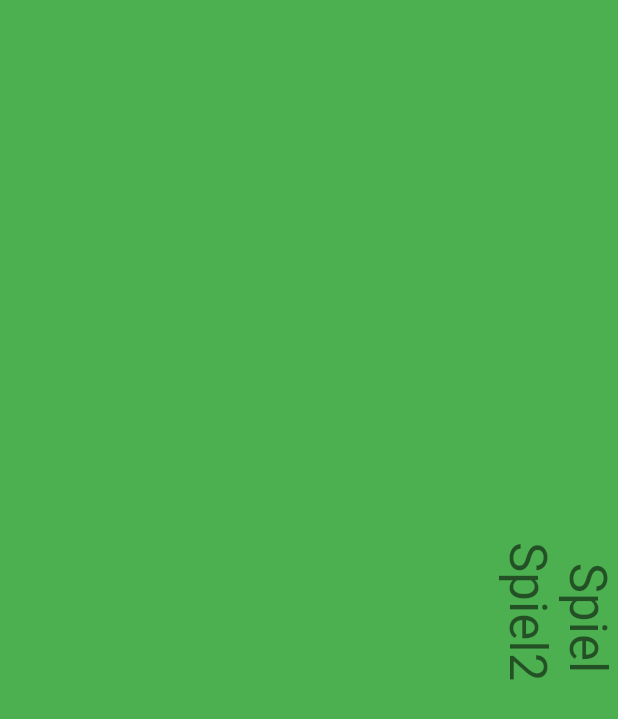
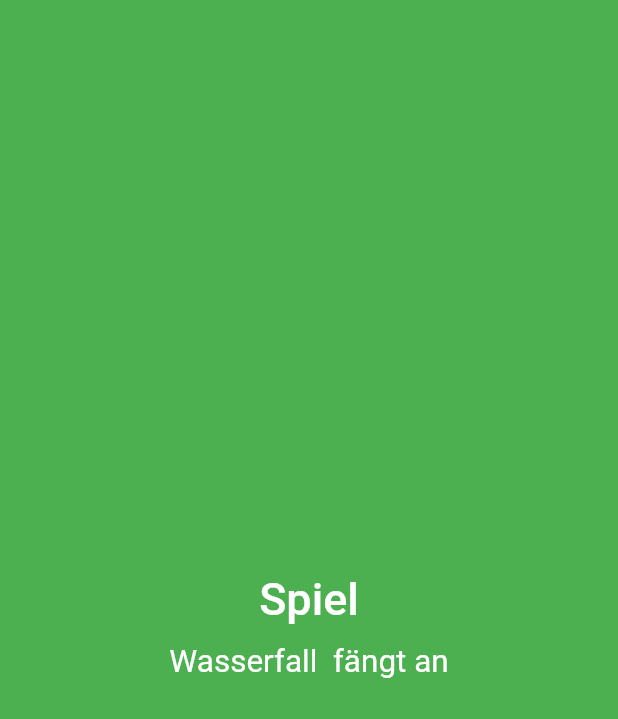
Before and after one commit to MaltePetersen/thurstful, a Flutter app: the screen it shows after launch, after a tap on "Modus auswählen", on a phone screen of 412 x 824 dp. Shown: the top 719 px of the screen. Run offline on Flutter 3.47's test engine with Material 2 defaults, Android fonts, the phone set to English and light mode, and no system bars; our stand-ins replace sqflite; accounts and stored records are empty.

Commit message:
Look and feel of the app is now updated. It has now a professional look and questions which fit the game.

```diff
--- a/wicolo/lib/Repository/SentenceRepository.dart
+++ b/wicolo/lib/Repository/SentenceRepository.dart
@@ -2,7 +2,6 @@ import 'package:path/path.dart';
 import 'package:sqflite/sqflite.dart';
 import 'package:wicolo/model/model.dart';
 import 'dart:developer' as prefix0;
-
 
 class SentenceRepository {
   Future database;
@@ -13,23 +12,23 @@ class SentenceRepository {
         // Set the path to the database. Note: Using the `join` function from the
         // `path` package is best practice to ensure the path is correctly
         // constructed for each platform.
-        join(await getDatabasesPath(), 'thurstfullDatabase2.db'),
+        join(await getDatabasesPath(), 'thurstfullDatabase3.db'),
         // When the database is first created, create a table to store sentences.
         onCreate: (db, version) {
           db.execute(
               "CREATE TABLE sentences(id INTEGER PRIMARY KEY, name TEXT, sentenceType INTEGER )");
-          db.rawInsert("INsert into sentences values(0,'Umfrage user', 0)");
-          db.rawInsert("INsert into sentences values(1,'Spiel user', 1)");
-          db.rawInsert("INsert into sentences values(2,'Virus user', 2)");
-          db.rawInsert("INsert into sentences values(3,'pflicht user', 3)");
+          db.rawInsert("INsert into sentences values(0,'Wer hatte am meisten Sexpartner?.', 0)");
+          db.rawInsert("INsert into sentences values(1,'user sucht sich einen Trinkbuddy aus', 1)");
+          db.rawInsert("INsert into sentences values(2,'Biersorten aufzählen. user fängt an', 2)");
+          db.rawInsert("INsert into sentences values(3,'user erzählt seine peinlichste Suffstory', 3)");
           db.rawInsert(
-              "INsert into sentences values(4,'Hab noch nie user', 4)");
-          db.rawInsert("INsert into sentences values(5,'Umfrage2 user', 0)");
-          db.rawInsert("INsert into sentences values(6,'Spiel2 user', 1)");
-          db.rawInsert("INsert into sentences values(7,'Virus2 user', 2)");
-          db.rawInsert("INsert into sentences values(8,'pflicht2 user', 3)");
+              "INsert into sentences values(4,'Wer hatte noch nie Analsex', 4)");
+          db.rawInsert("INsert into sentences values(5,'Wer hatte das beste Abitur?', 0)");
+          db.rawInsert("INsert into sentences values(6,'Wasserfall user fängt an', 1)");
+          db.rawInsert("INsert into sentences values(7,'Schauspieler aufzählen, user fängt an', 2)");
+          db.rawInsert("INsert into sentences values(8,'user lehrt sein  Getränk', 3)");
           db.rawInsert(
-              "INsert into sentences values(9,'Hab noch nie2 user', 4)");
+              "INsert into sentences values(9,'Ich hab noch nie mit einem der Mitspieler geschlafen', 4)");
           db.execute(
               "CREATE TABLE categories(id INTEGER PRIMARY KEY, categorie text)");
           db.rawInsert("Insert into categories values(0,'Umfrage')");
@@ -49,7 +48,6 @@ class SentenceRepository {
   Future<void> insertSentence(Sentence sentence) async {
     // Get a reference to the database.
     final Database db = await getDatabase();
-
     // Insert the Sentence into the correct table. Also specify the
     // `conflictAlgorithm`. In this case, if the same sentence is inserted
     // multiple times, it replaces the previous data.
@@ -116,7 +114,6 @@ class SentenceRepository {
   Future<void> deleteSentence(int id) async {
     // Get a reference to the database.
     final db = await getDatabase();
-
     // Remove the Sentence from the database.
     await db.delete(
       'sentences',
@@ -125,6 +122,11 @@ class SentenceRepository {
       // Pass the Sentence's id as a whereArg to prevent SQL injection.
       whereArgs: [id],
     );
+  }
+
+  Future<int> getDBVersion() async {
+    final db = await getDatabase();
+    return db.getVersion();
   }
 
   Future<String> getCategorieById(int type) async {
@@ -138,6 +140,6 @@ class SentenceRepository {
       // Ensure that the Sentence has a matching id.
       where: "id = $type",
     );
-    return  maps[0]['categorie'];
-    }
+    return maps[0]['categorie'];
+  }
 }
--- a/wicolo/lib/presentation/Card.dart
+++ b/wicolo/lib/presentation/Card.dart
@@ -11,18 +11,24 @@ class Card extends StatelessWidget {
             child: Consumer<CardModel>(
                 builder: (context, cardModel, child) => (Container(
                     decoration: BoxDecoration(color: cardModel.getColor()),
-                    child: Center(
-                        child: RotatedBox(
-                            quarterTurns: 1,
-                            child: Column(children: <Widget>[
+                    child: Column(
+                        mainAxisAlignment: MainAxisAlignment.center,
+                        crossAxisAlignment: CrossAxisAlignment.center,
+                        children: <Widget>[                          Padding(padding: EdgeInsets.all(12.0),
+                        child:
+
                           Text(
                             '${cardModel.getType()}',
-                                style: Theme.of(context).textTheme.display1,
+                            style: Theme.of(context).textTheme.title.apply(fontSizeFactor: 1.5, color: Colors.white),
+                            textDirection: TextDirection.ltr,
+
+                          ),
                         ),
                           Text(
                             '${cardModel.getSentence()}',
-                                style: Theme.of(context).textTheme.display1,
+                      style: Theme.of(context).textTheme.body1.apply(  fontSizeFactor: 1.5, color: Colors.white),
+                            textDirection: TextDirection.ltr,
                           ),
-                            ]))))))));
+                        ]))))));
   }
 }
--- a/wicolo/lib/state_management/CardModel.dart
+++ b/wicolo/lib/state_management/CardModel.dart
@@ -1,6 +1,7 @@
 import 'dart:developer' as prefix0;
 
 import 'package:flutter/material.dart';
+import 'package:http/http.dart';
 import 'dart:math';
 import 'package:wicolo/Repository/SentenceRepository.dart';
 import 'package:wicolo/model/model.dart';
@@ -18,7 +19,7 @@ class CardModel with ChangeNotifier {
   String currentType;
   String player;
   Sentence sentence = Sentence();
-  List colors = [Colors.red, Colors.green, Colors.yellow];
+  List colors = [Colors.red, Colors.green, Colors.blue];
   List<String> players = List();
 
   CardModel() {
@@ -47,7 +48,7 @@ class CardModel with ChangeNotifier {
     await randomSentence();
     randomPlayer();
     notifyListeners();
-    fetchPost().then((onValue) => prefix0.log(onValue.body));
+fetchPost();
   }
 
   String getSentence() {
@@ -94,7 +95,10 @@ class CardModel with ChangeNotifier {
     return sentenceRepository.getAllByType(i);
   }
 
-  Future<http.Response> fetchPost() {
-    return http.get('https://springwicolo.herokuapp.com/version');
+  Future<http.Response> fetchPost() async {
+    int version = await sentenceRepository.getDBVersion();
+    Response backendVersionResponse = await http.get('https://springwicolo.herokuapp.com/version');
+    int backendVersion  = int.parse( backendVersionResponse.body);
+    prefix0.log(version.toString() + ' ' + backendVersion.toString());
   }
 }
```
Lines whose indentation alone changed are shown as unchanged.
